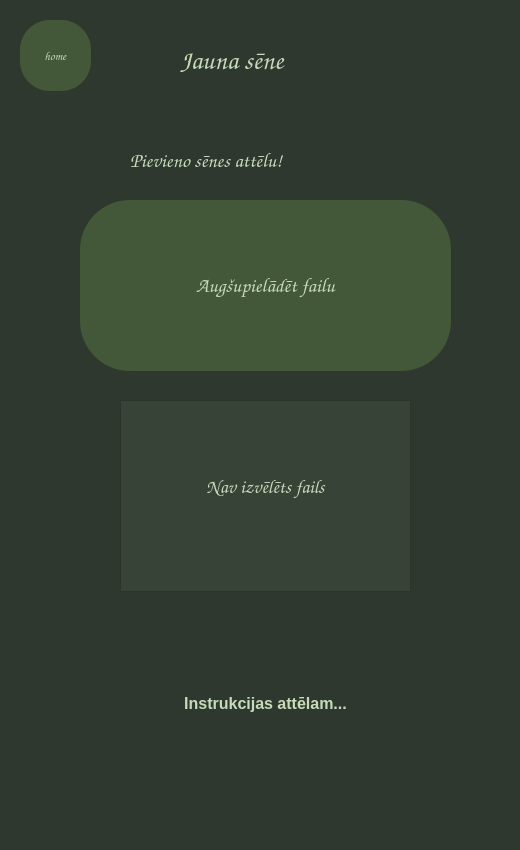
First picture: the form in new.ui, repository tebuu24/Senu-kolekcionars-2025, before the edit.
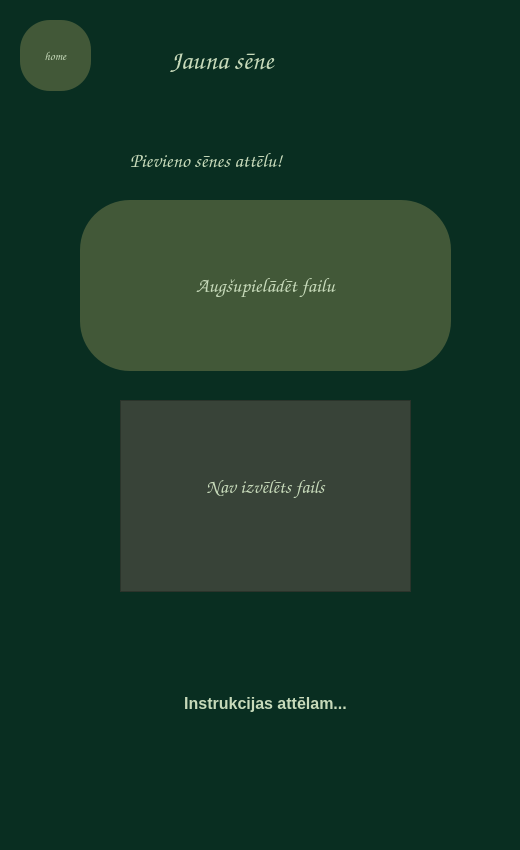
Second picture: the form after the edit.

Commit message: ui update esošajiem

Patch:
```diff
--- a/new.ui
+++ b/new.ui
@@ -40,7 +40,7 @@
    <string>Jauna sēne</string>
   </property>
   <property name="styleSheet">
-   <string notr="true">background-color: rgb(47, 56, 47);</string>
+   <string notr="true">background-color: rgb(9, 46, 33);</string>
   </property>
   <widget class="QLabel" name="hellotitle">
    <property name="geometry">
@@ -78,9 +78,9 @@
       <colorrole role="Button">
        <brush brushstyle="SolidPattern">
         <color alpha="255">
-         <red>47</red>
-         <green>56</green>
-         <blue>47</blue>
+         <red>9</red>
+         <green>46</green>
+         <blue>33</blue>
         </color>
        </brush>
       </colorrole>
@@ -96,18 +96,18 @@
       <colorrole role="Base">
        <brush brushstyle="SolidPattern">
         <color alpha="255">
-         <red>47</red>
-         <green>56</green>
-         <blue>47</blue>
+         <red>9</red>
+         <green>46</green>
+         <blue>33</blue>
         </color>
        </brush>
       </colorrole>
       <colorrole role="Window">
        <brush brushstyle="SolidPattern">
         <color alpha="255">
-         <red>47</red>
-         <green>56</green>
-         <blue>47</blue>
+         <red>9</red>
+         <green>46</green>
+         <blue>33</blue>
         </color>
        </brush>
       </colorrole>
@@ -125,9 +125,9 @@
       <colorrole role="Button">
        <brush brushstyle="SolidPattern">
         <color alpha="255">
-         <red>47</red>
-         <green>56</green>
-         <blue>47</blue>
+         <red>9</red>
+         <green>46</green>
+         <blue>33</blue>
         </color>
        </brush>
       </colorrole>
@@ -143,18 +143,18 @@
       <colorrole role="Base">
        <brush brushstyle="SolidPattern">
         <color alpha="255">
-         <red>47</red>
-         <green>56</green>
-         <blue>47</blue>
+         <red>9</red>
+         <green>46</green>
+         <blue>33</blue>
         </color>
        </brush>
       </colorrole>
       <colorrole role="Window">
        <brush brushstyle="SolidPattern">
         <color alpha="255">
-         <red>47</red>
-         <green>56</green>
-         <blue>47</blue>
+         <red>9</red>
+         <green>46</green>
+         <blue>33</blue>
         </color>
        </brush>
       </colorrole>
@@ -172,9 +172,9 @@
       <colorrole role="Button">
        <brush brushstyle="SolidPattern">
         <color alpha="255">
-         <red>47</red>
-         <green>56</green>
-         <blue>47</blue>
+         <red>9</red>
+         <green>46</green>
+         <blue>33</blue>
         </color>
        </brush>
       </colorrole>
@@ -190,18 +190,18 @@
       <colorrole role="Base">
        <brush brushstyle="SolidPattern">
         <color alpha="255">
-         <red>47</red>
-         <green>56</green>
-         <blue>47</blue>
+         <red>9</red>
+         <green>46</green>
+         <blue>33</blue>
         </color>
        </brush>
       </colorrole>
       <colorrole role="Window">
        <brush brushstyle="SolidPattern">
         <color alpha="255">
-         <red>47</red>
-         <green>56</green>
-         <blue>47</blue>
+         <red>9</red>
+         <green>46</green>
+         <blue>33</blue>
         </color>
        </brush>
       </colorrole>
@@ -497,7 +497,7 @@
   <widget class="QLabel" name="newtitle">
    <property name="geometry">
     <rect>
-     <x>180</x>
+     <x>170</x>
      <y>40</y>
      <width>181</width>
      <height>41</height>
@@ -530,9 +530,9 @@
       <colorrole role="Button">
        <brush brushstyle="SolidPattern">
         <color alpha="255">
-         <red>47</red>
-         <green>56</green>
-         <blue>47</blue>
+         <red>9</red>
+         <green>46</green>
+         <blue>33</blue>
         </color>
        </brush>
       </colorrole>
@@ -548,18 +548,18 @@
       <colorrole role="Base">
        <brush brushstyle="SolidPattern">
         <color alpha="255">
-         <red>47</red>
-         <green>56</green>
-         <blue>47</blue>
+         <red>9</red>
+         <green>46</green>
+         <blue>33</blue>
         </color>
        </brush>
       </colorrole>
       <colorrole role="Window">
        <brush brushstyle="SolidPattern">
         <color alpha="255">
-         <red>47</red>
-         <green>56</green>
-         <blue>47</blue>
+         <red>9</red>
+         <green>46</green>
+         <blue>33</blue>
         </color>
        </brush>
       </colorrole>
@@ -577,9 +577,9 @@
       <colorrole role="Button">
        <brush brushstyle="SolidPattern">
         <color alpha="255">
-         <red>47</red>
-         <green>56</green>
-         <blue>47</blue>
+         <red>9</red>
+         <green>46</green>
+         <blue>33</blue>
         </color>
        </brush>
       </colorrole>
@@ -595,18 +595,18 @@
       <colorrole role="Base">
        <brush brushstyle="SolidPattern">
         <color alpha="255">
-         <red>47</red>
-         <green>56</green>
-         <blue>47</blue>
+         <red>9</red>
+         <green>46</green>
+         <blue>33</blue>
         </color>
        </brush>
       </colorrole>
       <colorrole role="Window">
        <brush brushstyle="SolidPattern">
         <color alpha="255">
-         <red>47</red>
-         <green>56</green>
-         <blue>47</blue>
+         <red>9</red>
+         <green>46</green>
+         <blue>33</blue>
         </color>
        </brush>
       </colorrole>
@@ -624,9 +624,9 @@
       <colorrole role="Button">
        <brush brushstyle="SolidPattern">
         <color alpha="255">
-         <red>47</red>
-         <green>56</green>
-         <blue>47</blue>
+         <red>9</red>
+         <green>46</green>
+         <blue>33</blue>
         </color>
        </brush>
       </colorrole>
@@ -642,18 +642,18 @@
       <colorrole role="Base">
        <brush brushstyle="SolidPattern">
         <color alpha="255">
-         <red>47</red>
-         <green>56</green>
-         <blue>47</blue>
+         <red>9</red>
+         <green>46</green>
+         <blue>33</blue>
         </color>
        </brush>
       </colorrole>
       <colorrole role="Window">
        <brush brushstyle="SolidPattern">
         <color alpha="255">
-         <red>47</red>
-         <green>56</green>
-         <blue>47</blue>
+         <red>9</red>
+         <green>46</green>
+         <blue>33</blue>
         </color>
        </brush>
       </colorrole>
```
Left out of the diff: 10 changed lines with no effect on the pictures. The commit also changes 6 other files.
